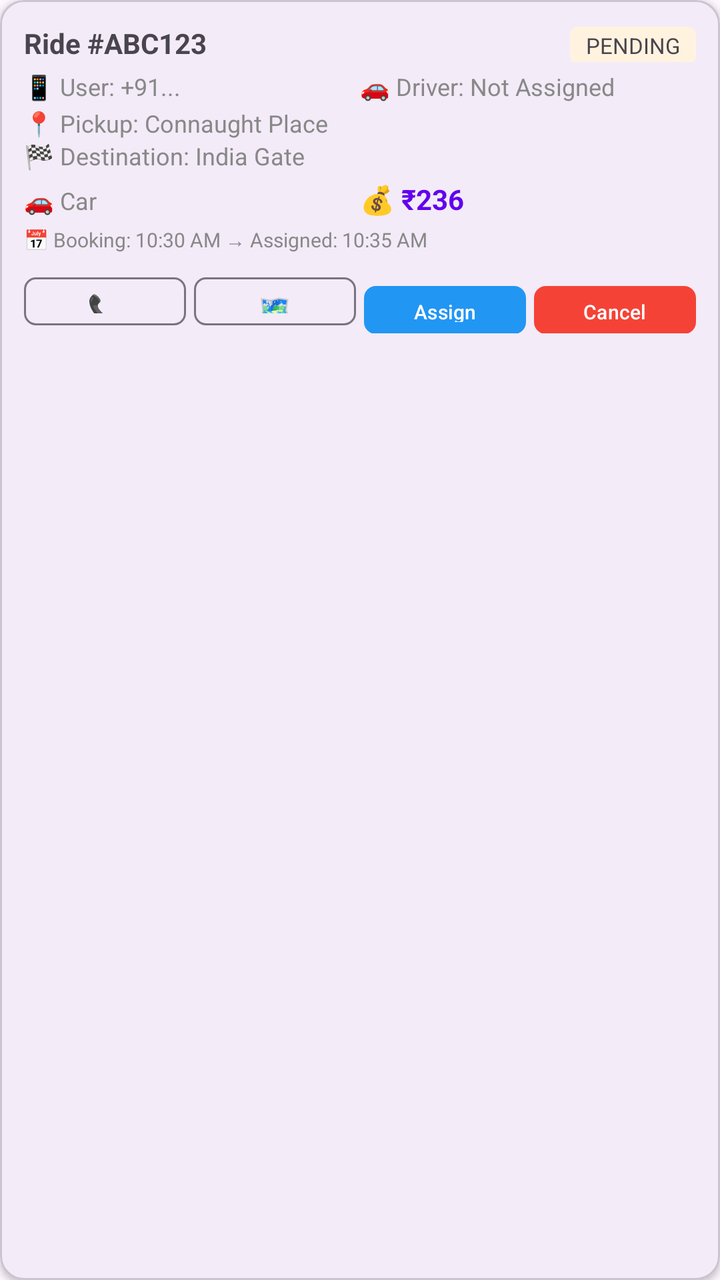
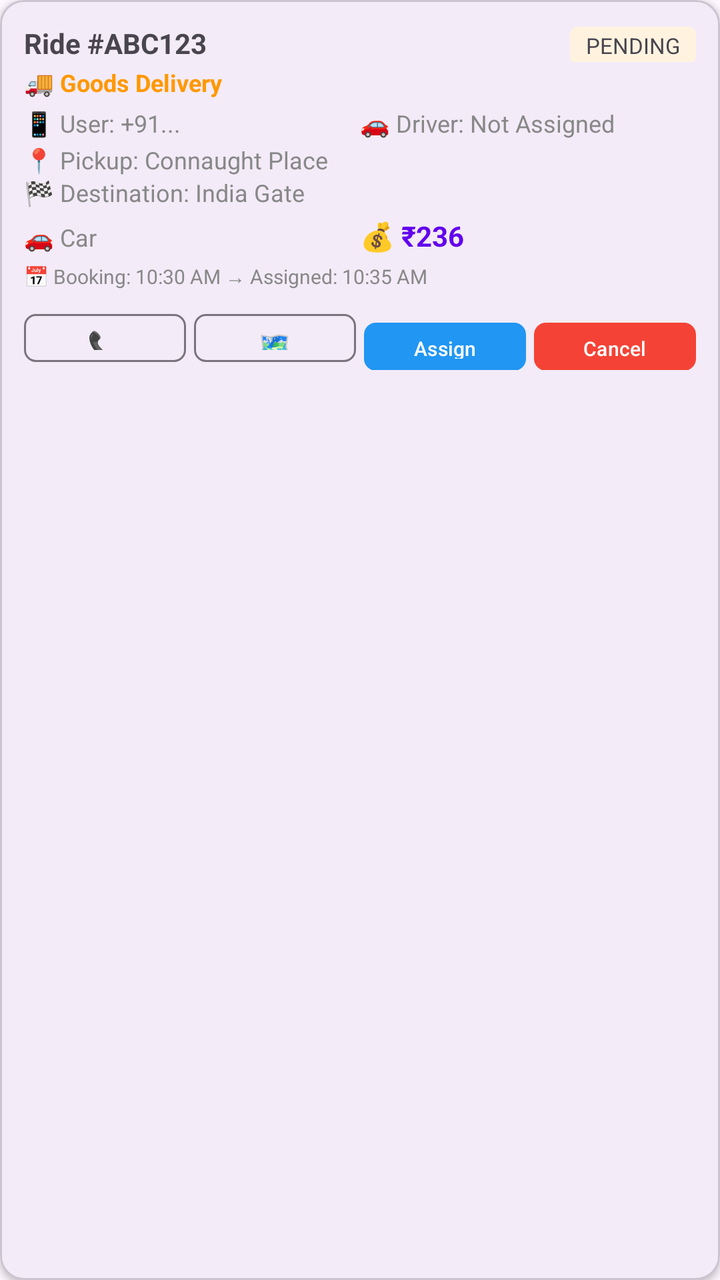

Compare the two renders of this Android layout. The source of the first and the diff that turns it into the second are given below.
<!-- AndroidManifest.xml: application theme Theme.KakarwaiRider -->
<!-- res/layout/item_ride_admin_card.xml -->
<?xml version="1.0" encoding="utf-8"?>
<com.google.android.material.card.MaterialCardView xmlns:android="http://schemas.android.com/apk/res/android"
    xmlns:app="http://schemas.android.com/apk/res-auto"
    android:layout_width="match_parent"
    android:layout_height="wrap_content"
    android:layout_margin="6dp"
    app:cardCornerRadius="12dp"
    app:cardElevation="2dp">

    <LinearLayout
        android:layout_width="match_parent"
        android:layout_height="wrap_content"
        android:orientation="vertical"
        android:padding="12dp">

        
        <LinearLayout
            android:layout_width="match_parent"
            android:layout_height="wrap_content"
            android:orientation="horizontal">

            <TextView
                android:id="@+id/tvRideId"
                android:layout_width="0dp"
                android:layout_height="wrap_content"
                android:layout_weight="1"
                android:text="Ride #ABC123"
                android:textSize="14sp"
                android:textStyle="bold" />

            <TextView
                android:id="@+id/tvStatus"
                android:layout_width="wrap_content"
                android:layout_height="wrap_content"
                android:text="PENDING"
                android:textSize="11sp"
                android:paddingStart="8dp"
                android:paddingEnd="8dp"
                android:paddingTop="2dp"
                android:paddingBottom="2dp"
                android:background="@drawable/bg_status_pending" />

        </LinearLayout>

        
        <LinearLayout
            android:layout_width="match_parent"
            android:layout_height="wrap_content"
            android:orientation="horizontal"
            android:layout_marginTop="4dp">

            <TextView
                android:id="@+id/tvUserPhone"
                android:layout_width="0dp"
                android:layout_height="wrap_content"
                android:layout_weight="1"
                android:text="📱 User: +91..."
                android:textSize="12sp"
                android:textColor="@color/grey" />

            <TextView
                android:id="@+id/tvDriverName"
                android:layout_width="0dp"
                android:layout_height="wrap_content"
                android:layout_weight="1"
                android:text="🚗 Driver: Not Assigned"
                android:textSize="12sp"
                android:textColor="@color/grey" />

        </LinearLayout>

        
        <TextView
            android:id="@+id/tvPickup"
            android:layout_width="wrap_content"
            android:layout_height="wrap_content"
            android:text="📍 Pickup: Connaught Place"
            android:textSize="12sp"
            android:textColor="@color/grey"
            android:layout_marginTop="2dp" />

        <TextView
            android:id="@+id/tvDestination"
            android:layout_width="wrap_content"
            android:layout_height="wrap_content"
            android:text="🏁 Destination: India Gate"
            android:textSize="12sp"
            android:textColor="@color/grey" />

        
        <LinearLayout
            android:layout_width="match_parent"
            android:layout_height="wrap_content"
            android:orientation="horizontal"
            android:layout_marginTop="4dp">

            <TextView
                android:id="@+id/tvVehicle"
                android:layout_width="0dp"
                android:layout_height="wrap_content"
                android:layout_weight="1"
                android:text="🚗 Car"
                android:textSize="12sp"
                android:textColor="@color/grey" />

            <TextView
                android:id="@+id/tvFare"
                android:layout_width="0dp"
                android:layout_height="wrap_content"
                android:layout_weight="1"
                android:text="💰 ₹236"
                android:textSize="14sp"
                android:textStyle="bold"
                android:textColor="@color/primary" />

        </LinearLayout>

        
        <TextView
            android:id="@+id/tvCancelReason"
            android:layout_width="wrap_content"
            android:layout_height="wrap_content"
            android:text="❌ Reason: Driver not available"
            android:textSize="12sp"
            android:textColor="@color/red"
            android:visibility="gone"
            android:layout_marginTop="2dp" />

        
        <LinearLayout
            android:layout_width="match_parent"
            android:layout_height="wrap_content"
            android:orientation="horizontal"
            android:layout_marginTop="4dp">

            <TextView
                android:id="@+id/tvTimeline"
                android:layout_width="wrap_content"
                android:layout_height="wrap_content"
                android:text="📅 Booking: 10:30 AM → Assigned: 10:35 AM"
                android:textSize="10sp"
                android:textColor="@color/grey" />

        </LinearLayout>

        
        <LinearLayout
            android:layout_width="match_parent"
            android:layout_height="wrap_content"
            android:orientation="horizontal"
            android:layout_marginTop="8dp">

            
            <com.google.android.material.button.MaterialButton
                android:id="@+id/btnCall"
                android:layout_width="0dp"
                android:layout_height="32dp"
                android:layout_weight="1"
                android:layout_marginEnd="2dp"
                android:text="📞"
                app:cornerRadius="6dp"
                android:textSize="14sp"
                style="@style/Widget.Material3.Button.OutlinedButton" />

            
            <com.google.android.material.button.MaterialButton
                android:id="@+id/btnRoute"
                android:layout_width="0dp"
                android:layout_height="32dp"
                android:layout_weight="1"
                android:layout_marginStart="2dp"
                android:layout_marginEnd="2dp"
                android:text="🗺️"
                app:cornerRadius="6dp"
                android:textSize="14sp"
                style="@style/Widget.Material3.Button.OutlinedButton" />

            
            <com.google.android.material.button.MaterialButton
                android:id="@+id/btnAssign"
                android:layout_width="0dp"
                android:layout_height="32dp"
                android:layout_weight="1"
                android:layout_marginStart="2dp"
                android:layout_marginEnd="2dp"
                android:text="Assign"
                app:cornerRadius="6dp"
                android:textSize="10sp"
                app:backgroundTint="@color/blue" />

            
            <com.google.android.material.button.MaterialButton
                android:id="@+id/btnReassign"
                android:layout_width="0dp"
                android:layout_height="32dp"
                android:layout_weight="1"
                android:layout_marginStart="2dp"
                android:layout_marginEnd="2dp"
                android:text="Reassign"
                app:cornerRadius="6dp"
                android:textSize="10sp"
                app:backgroundTint="@color/orange"
                android:visibility="gone" />

            
            <com.google.android.material.button.MaterialButton
                android:id="@+id/btnComplete"
                android:layout_width="0dp"
                android:layout_height="32dp"
                android:layout_weight="1"
                android:layout_marginStart="2dp"
                android:layout_marginEnd="2dp"
                android:text="Complete"
                app:cornerRadius="6dp"
                android:textSize="10sp"
                app:backgroundTint="@color/green"
                android:visibility="gone" />

            
            <com.google.android.material.button.MaterialButton
                android:id="@+id/btnCancel"
                android:layout_width="0dp"
                android:layout_height="32dp"
                android:layout_weight="1"
                android:layout_marginStart="2dp"
                android:text="Cancel"
                app:cornerRadius="6dp"
                android:textSize="10sp"
                app:backgroundTint="@color/red" />

        </LinearLayout>

    </LinearLayout>

</com.google.android.material.card.MaterialCardView>
<!-- resources referenced by this layout -->
<resources>
  <color name="blue">#2196F3</color>
  <color name="green">#4CAF50</color>
  <color name="grey">#888888</color>
  <color name="orange">#FF9800</color>
  <color name="primary">@color/purple_500</color>
  <color name="red">#F44336</color>
  <!-- drawable bg_status_pending (drawable) -->
  <?xml version="1.0" encoding="utf-8"?>
  <shape xmlns:android="http://schemas.android.com/apk/res/android">
      <solid android:color="#FFF3E0" />
      <corners android:radius="4dp" />
  </shape>
  <style name="Theme.KakarwaiRider" parent="Base.Theme.KakarwaiRider" />
  <color name="purple_500">#FF6200EE</color>
  <style name="Base.Theme.KakarwaiRider" parent="Theme.Material3.DayNight.NoActionBar">
          
          
      </style>
</resources>

<!-- the commit's change to res/layout/item_ride_admin_card.xml (unified diff, before → after) -->
@@ -43,6 +43,17 @@
         </LinearLayout>
 
         
+        <TextView
+            android:id="@+id/tvServiceType"
+            android:layout_width="wrap_content"
+            android:layout_height="wrap_content"
+            android:text="🚚 Goods Delivery"
+            android:textSize="12sp"
+            android:textStyle="bold"
+            android:textColor="@color/orange"
+            android:layout_marginTop="2dp" />
+
+        
         <LinearLayout
             android:layout_width="match_parent"
             android:layout_height="wrap_content"
